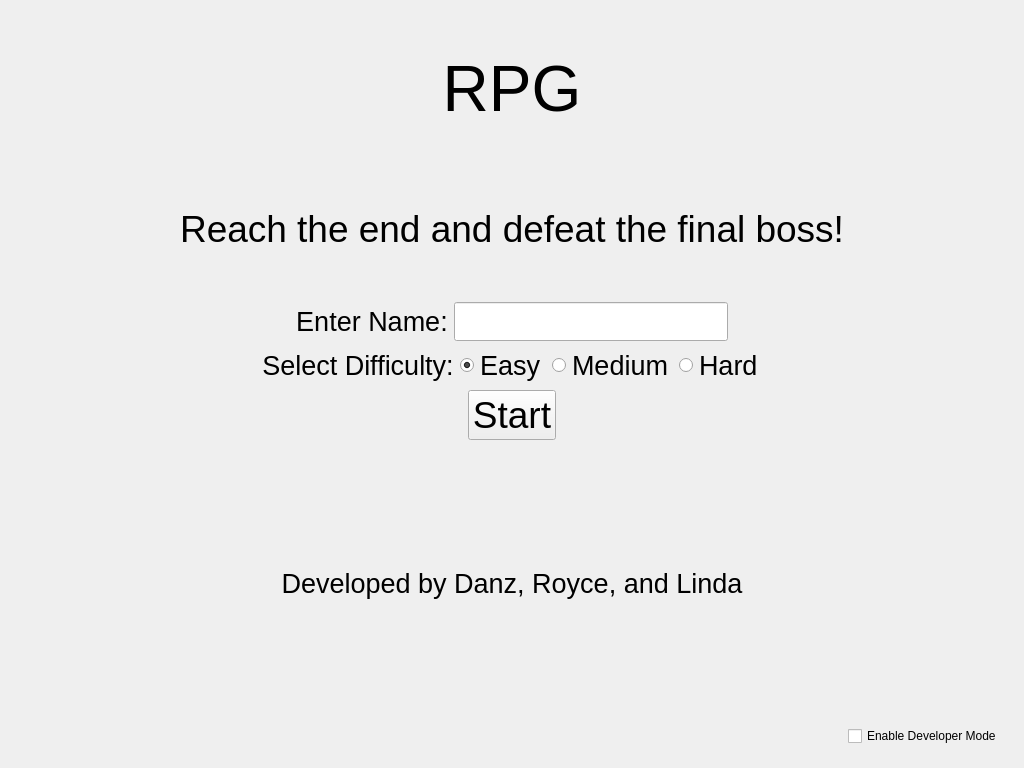
This is mainwindow.ui in danzmoses/cs100-project as Qt 5 draws it before an edit. The edited form follows.
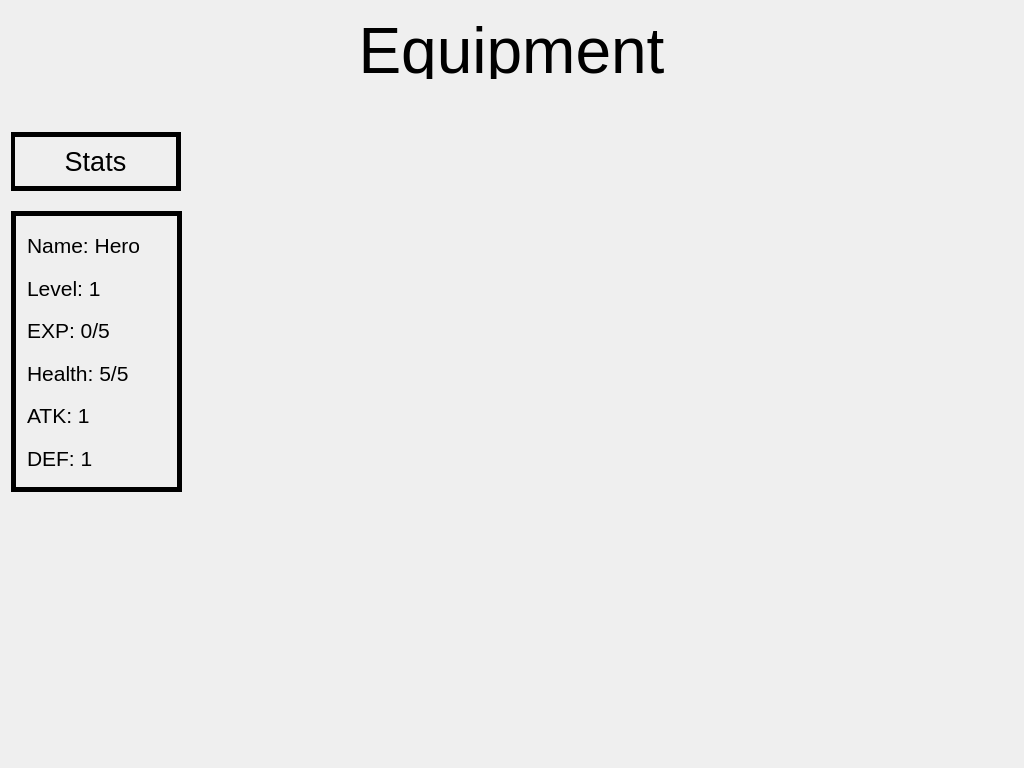
This is the edited form. The open tabs and pages were chosen to show the change.

Commit message: Area 1 filled with 10 enemies - Random chance to be Green Slime, Red Slime, or Goblin

What changed in the file:
```diff
--- a/mainwindow.ui
+++ b/mainwindow.ui
@@ -2552,6 +2552,702 @@
         </property>
        </widget>
       </widget>
+      <widget class="QWidget" name="shop_page">
+       <widget class="QFrame" name="frame_9">
+        <property name="geometry">
+         <rect>
+          <x>10</x>
+          <y>380</y>
+          <width>351</width>
+          <height>59</height>
+         </rect>
+        </property>
+        <property name="palette">
+         <palette>
+          <active>
+           <colorrole role="Base">
+            <brush brushstyle="SolidPattern">
+             <color alpha="255">
+              <red>51</red>
+              <green>51</green>
+              <blue>51</blue>
+             </color>
+            </brush>
+           </colorrole>
+           <colorrole role="Window">
+            <brush brushstyle="SolidPattern">
+             <color alpha="255">
+              <red>255</red>
+              <green>255</green>
+              <blue>255</blue>
+             </color>
+            </brush>
+           </colorrole>
+           <colorrole role="Shadow">
+            <brush brushstyle="SolidPattern">
+             <color alpha="255">
+              <red>0</red>
+              <green>0</green>
+              <blue>0</blue>
+             </color>
+            </brush>
+           </colorrole>
+          </active>
+          <inactive>
+           <colorrole role="Base">
+            <brush brushstyle="SolidPattern">
+             <color alpha="255">
+              <red>51</red>
+              <green>51</green>
+              <blue>51</blue>
+             </color>
+            </brush>
+           </colorrole>
+           <colorrole role="Window">
+            <brush brushstyle="SolidPattern">
+             <color alpha="255">
+              <red>255</red>
+              <green>255</green>
+              <blue>255</blue>
+             </color>
+            </brush>
+           </colorrole>
+           <colorrole role="Shadow">
+            <brush brushstyle="SolidPattern">
+             <color alpha="255">
+              <red>0</red>
+              <green>0</green>
+              <blue>0</blue>
+             </color>
+            </brush>
+           </colorrole>
+          </inactive>
+          <disabled>
+           <colorrole role="Base">
+            <brush brushstyle="SolidPattern">
+             <color alpha="255">
+              <red>255</red>
+              <green>255</green>
+              <blue>255</blue>
+             </color>
+            </brush>
+           </colorrole>
+           <colorrole role="Window">
+            <brush brushstyle="SolidPattern">
+             <color alpha="255">
+              <red>255</red>
+              <green>255</green>
+              <blue>255</blue>
+             </color>
+            </brush>
+           </colorrole>
+           <colorrole role="Shadow">
+            <brush brushstyle="SolidPattern">
+             <color alpha="255">
+              <red>0</red>
+              <green>0</green>
+              <blue>0</blue>
+             </color>
+            </brush>
+           </colorrole>
+          </disabled>
+         </palette>
+        </property>
+        <property name="toolTipDuration">
+         <number>1</number>
+        </property>
+        <property name="autoFillBackground">
+         <bool>false</bool>
+        </property>
+        <property name="frameShape">
+         <enum>QFrame::Box</enum>
+        </property>
+        <property name="frameShadow">
+         <enum>QFrame::Plain</enum>
+        </property>
+        <property name="lineWidth">
+         <number>5</number>
+        </property>
+        <layout class="QVBoxLayout" name="verticalLayout_17">
+         <item>
+          <layout class="QVBoxLayout" name="verticalLayout_19">
+           <item>
+            <widget class="QLabel" name="start_menu_goal_label_30">
+             <property name="font">
+              <font>
+               <pointsize>20</pointsize>
+              </font>
+             </property>
+             <property name="text">
+              <string>Current Equipment</string>
+             </property>
+             <property name="alignment">
+              <set>Qt::AlignCenter</set>
+             </property>
+            </widget>
+           </item>
+          </layout>
+         </item>
+        </layout>
+       </widget>
+       <widget class="QFrame" name="frame_13">
+        <property name="geometry">
+         <rect>
+          <x>6</x>
+          <y>459</y>
+          <width>351</width>
+          <height>281</height>
+         </rect>
+        </property>
+        <property name="palette">
+         <palette>
+          <active>
+           <colorrole role="Base">
+            <brush brushstyle="SolidPattern">
+             <color alpha="255">
+              <red>51</red>
+              <green>51</green>
+              <blue>51</blue>
+             </color>
+            </brush>
+           </colorrole>
+           <colorrole role="Window">
+            <brush brushstyle="SolidPattern">
+             <color alpha="255">
+              <red>255</red>
+              <green>255</green>
+              <blue>255</blue>
+             </color>
+            </brush>
+           </colorrole>
+           <colorrole role="Shadow">
+            <brush brushstyle="SolidPattern">
+             <color alpha="255">
+              <red>0</red>
+              <green>0</green>
+              <blue>0</blue>
+             </color>
+            </brush>
+           </colorrole>
+          </active>
+          <inactive>
+           <colorrole role="Base">
+            <brush brushstyle="SolidPattern">
+             <color alpha="255">
+              <red>51</red>
+              <green>51</green>
+              <blue>51</blue>
+             </color>
+            </brush>
+           </colorrole>
+           <colorrole role="Window">
+            <brush brushstyle="SolidPattern">
+             <color alpha="255">
+              <red>255</red>
+              <green>255</green>
+              <blue>255</blue>
+             </color>
+            </brush>
+           </colorrole>
+           <colorrole role="Shadow">
+            <brush brushstyle="SolidPattern">
+             <color alpha="255">
+              <red>0</red>
+              <green>0</green>
+              <blue>0</blue>
+             </color>
+            </brush>
+           </colorrole>
+          </inactive>
+          <disabled>
+           <colorrole role="Base">
+            <brush brushstyle="SolidPattern">
+             <color alpha="255">
+              <red>255</red>
+              <green>255</green>
+              <blue>255</blue>
+             </color>
+            </brush>
+           </colorrole>
+           <colorrole role="Window">
+            <brush brushstyle="SolidPattern">
+             <color alpha="255">
+              <red>255</red>
+              <green>255</green>
+              <blue>255</blue>
+             </color>
+            </brush>
+           </colorrole>
+           <colorrole role="Shadow">
+            <brush brushstyle="SolidPattern">
+             <color alpha="255">
+              <red>0</red>
+              <green>0</green>
+              <blue>0</blue>
+             </color>
+            </brush>
+           </colorrole>
+          </disabled>
+         </palette>
+        </property>
+        <property name="toolTipDuration">
+         <number>1</number>
+        </property>
+        <property name="autoFillBackground">
+         <bool>false</bool>
+        </property>
+        <property name="frameShape">
+         <enum>QFrame::Box</enum>
+        </property>
+        <property name="frameShadow">
+         <enum>QFrame::Plain</enum>
+        </property>
+        <property name="lineWidth">
+         <number>5</number>
+        </property>
+        <layout class="QVBoxLayout" name="verticalLayout_22">
+         <item>
+          <layout class="QVBoxLayout" name="verticalLayout_23">
+           <item>
+            <widget class="QLabel" name="start_menu_goal_label_35">
+             <property name="font">
+              <font>
+               <pointsize>20</pointsize>
+              </font>
+             </property>
+             <property name="text">
+              <string>Sword: Wooden</string>
+             </property>
+            </widget>
+           </item>
+           <item>
+            <widget class="QLabel" name="start_menu_goal_label_36">
+             <property name="font">
+              <font>
+               <pointsize>20</pointsize>
+              </font>
+             </property>
+             <property name="text">
+              <string>Shield: Wooden</string>
+             </property>
+            </widget>
+           </item>
+           <item>
+            <widget class="QLabel" name="start_menu_goal_label_37">
+             <property name="font">
+              <font>
+               <pointsize>20</pointsize>
+              </font>
+             </property>
+             <property name="text">
+              <string>Armor: &lt;None&gt;</string>
+             </property>
+            </widget>
+           </item>
+           <item>
+            <widget class="QLabel" name="start_menu_goal_label_38">
+             <property name="font">
+              <font>
+               <pointsize>20</pointsize>
+              </font>
+             </property>
+             <property name="text">
+              <string>Boots: &lt;None&gt;</string>
+             </property>
+            </widget>
+           </item>
+          </layout>
+         </item>
+        </layout>
+       </widget>
+       <widget class="QWidget" name="horizontalLayoutWidget_16">
+        <property name="geometry">
+         <rect>
+          <x>0</x>
+          <y>0</y>
+          <width>1001</width>
+          <height>79</height>
+         </rect>
+        </property>
+        <layout class="QHBoxLayout" name="start_menu_title_layout_4">
+         <item>
+          <widget class="QLabel" name="start_menu_title_label_4">
+           <property name="font">
+            <font>
+             <pointsize>48</pointsize>
+            </font>
+           </property>
+           <property name="text">
+            <string>Shop</string>
+           </property>
+           <property name="alignment">
+            <set>Qt::AlignCenter</set>
+           </property>
+          </widget>
+         </item>
+        </layout>
+       </widget>
+      </widget>
+      <widget class="QWidget" name="equipment_page">
+       <widget class="QWidget" name="horizontalLayoutWidget_17">
+        <property name="geometry">
+         <rect>
+          <x>0</x>
+          <y>0</y>
+          <width>1001</width>
+          <height>79</height>
+         </rect>
+        </property>
+        <layout class="QHBoxLayout" name="start_menu_title_layout_7">
+         <item>
+          <widget class="QLabel" name="start_menu_title_label_14">
+           <property name="font">
+            <font>
+             <pointsize>48</pointsize>
+            </font>
+           </property>
+           <property name="text">
+            <string>Equipment</string>
+           </property>
+           <property name="alignment">
+            <set>Qt::AlignCenter</set>
+           </property>
+          </widget>
+         </item>
+        </layout>
+       </widget>
+       <widget class="QFrame" name="frame_14">
+        <property name="geometry">
+         <rect>
+          <x>-1</x>
+          <y>121</y>
+          <width>171</width>
+          <height>59</height>
+         </rect>
+        </property>
+        <property name="palette">
+         <palette>
+          <active>
+           <colorrole role="Base">
+            <brush brushstyle="SolidPattern">
+             <color alpha="255">
+              <red>51</red>
+              <green>51</green>
+              <blue>51</blue>
+             </color>
+            </brush>
+           </colorrole>
+           <colorrole role="Window">
+            <brush brushstyle="SolidPattern">
+             <color alpha="255">
+              <red>255</red>
+              <green>255</green>
+              <blue>255</blue>
+             </color>
+            </brush>
+           </colorrole>
+           <colorrole role="Shadow">
+            <brush brushstyle="SolidPattern">
+             <color alpha="255">
+              <red>0</red>
+              <green>0</green>
+              <blue>0</blue>
+             </color>
+            </brush>
+           </colorrole>
+          </active>
+          <inactive>
+           <colorrole role="Base">
+            <brush brushstyle="SolidPattern">
+             <color alpha="255">
+              <red>51</red>
+              <green>51</green>
+              <blue>51</blue>
+             </color>
+            </brush>
+           </colorrole>
+           <colorrole role="Window">
+            <brush brushstyle="SolidPattern">
+             <color alpha="255">
+              <red>255</red>
+              <green>255</green>
+              <blue>255</blue>
+             </color>
+            </brush>
+           </colorrole>
+           <colorrole role="Shadow">
+            <brush brushstyle="SolidPattern">
+             <color alpha="255">
+              <red>0</red>
+              <green>0</green>
+              <blue>0</blue>
+             </color>
+            </brush>
+           </colorrole>
+          </inactive>
+          <disabled>
+           <colorrole role="Base">
+            <brush brushstyle="SolidPattern">
+             <color alpha="255">
+              <red>255</red>
+              <green>255</green>
+              <blue>255</blue>
+             </color>
+            </brush>
+           </colorrole>
+           <colorrole role="Window">
+            <brush brushstyle="SolidPattern">
+             <color alpha="255">
+              <red>255</red>
+              <green>255</green>
+              <blue>255</blue>
+             </color>
+            </brush>
+           </colorrole>
+           <colorrole role="Shadow">
+            <brush brushstyle="SolidPattern">
+             <color alpha="255">
+              <red>0</red>
+              <green>0</green>
+              <blue>0</blue>
+             </color>
+            </brush>
+           </colorrole>
+          </disabled>
+         </palette>
+        </property>
+        <property name="toolTipDuration">
+         <number>1</number>
+        </property>
+        <property name="autoFillBackground">
+         <bool>false</bool>
+        </property>
+        <property name="frameShape">
+         <enum>QFrame::Box</enum>
+        </property>
+        <property name="frameShadow">
+         <enum>QFrame::Plain</enum>
+        </property>
+        <property name="lineWidth">
+         <number>5</number>
+        </property>
+        <layout class="QVBoxLayout" name="verticalLayout_24">
+         <item>
+          <layout class="QVBoxLayout" name="verticalLayout_26">
+           <item>
+            <widget class="QLabel" name="start_menu_goal_label_39">
+             <property name="font">
+              <font>
+               <pointsize>20</pointsize>
+              </font>
+             </property>
+             <property name="text">
+              <string>Stats</string>
+             </property>
+             <property name="alignment">
+              <set>Qt::AlignCenter</set>
+             </property>
+            </widget>
+           </item>
+          </layout>
+         </item>
+        </layout>
+       </widget>
+       <widget class="QFrame" name="frame_15">
+        <property name="geometry">
+         <rect>
+          <x>0</x>
+          <y>200</y>
+          <width>171</width>
+          <height>281</height>
+         </rect>
+        </property>
+        <property name="palette">
+         <palette>
+          <active>
+           <colorrole role="Base">
+            <brush brushstyle="SolidPattern">
+             <color alpha="255">
+              <red>51</red>
+              <green>51</green>
+              <blue>51</blue>
+             </color>
+            </brush>
+           </colorrole>
+           <colorrole role="Window">
+            <brush brushstyle="SolidPattern">
+             <color alpha="255">
+              <red>255</red>
+              <green>255</green>
+              <blue>255</blue>
+             </color>
+            </brush>
+           </colorrole>
+           <colorrole role="Shadow">
+            <brush brushstyle="SolidPattern">
+             <color alpha="255">
+              <red>0</red>
+              <green>0</green>
+              <blue>0</blue>
+             </color>
+            </brush>
+           </colorrole>
+          </active>
+          <inactive>
+           <colorrole role="Base">
+            <brush brushstyle="SolidPattern">
+             <color alpha="255">
+              <red>51</red>
+              <green>51</green>
+              <blue>51</blue>
+             </color>
+            </brush>
+           </colorrole>
+           <colorrole role="Window">
+            <brush brushstyle="SolidPattern">
+             <color alpha="255">
+              <red>255</red>
+              <green>255</green>
+              <blue>255</blue>
+             </color>
+            </brush>
+           </colorrole>
+           <colorrole role="Shadow">
+            <brush brushstyle="SolidPattern">
+             <color alpha="255">
+              <red>0</red>
+              <green>0</green>
+              <blue>0</blue>
+             </color>
+            </brush>
+           </colorrole>
+          </inactive>
+          <disabled>
+           <colorrole role="Base">
+            <brush brushstyle="SolidPattern">
+             <color alpha="255">
+              <red>255</red>
+              <green>255</green>
+              <blue>255</blue>
+             </color>
+            </brush>
+           </colorrole>
+           <colorrole role="Window">
+            <brush brushstyle="SolidPattern">
+             <color alpha="255">
+              <red>255</red>
+              <green>255</green>
+              <blue>255</blue>
+             </color>
+            </brush>
+           </colorrole>
+           <colorrole role="Shadow">
+            <brush brushstyle="SolidPattern">
+             <color alpha="255">
+              <red>0</red>
+              <green>0</green>
+              <blue>0</blue>
+             </color>
+            </brush>
+           </colorrole>
+          </disabled>
+         </palette>
+        </property>
+        <property name="toolTipDuration">
+         <number>1</number>
+        </property>
+        <property name="autoFillBackground">
+         <bool>false</bool>
+        </property>
+        <property name="frameShape">
+         <enum>QFrame::Box</enum>
+        </property>
+        <property name="frameShadow">
+         <enum>QFrame::Plain</enum>
+        </property>
+        <property name="lineWidth">
+         <number>5</number>
+        </property>
+        <layout class="QHBoxLayout" name="horizontalLayout_5">
+         <item>
+          <layout class="QVBoxLayout" name="verticalLayout_27">
+           <item>
+            <widget class="QLabel" name="main_menu_name_2">
+             <property name="font">
+              <font>
+               <pointsize>16</pointsize>
+              </font>
+             </property>
+             <property name="text">
+              <string>Name: Hero</string>
+             </property>
+            </widget>
+           </item>
+           <item>
+            <widget class="QLabel" name="main_menu_level_2">
+             <property name="font">
+              <font>
+               <pointsize>16</pointsize>
+              </font>
+             </property>
+             <property name="text">
+              <string>Level: 1</string>
+             </property>
+            </widget>
+           </item>
+           <item>
+            <widget class="QLabel" name="main_menu_exp_2">
+             <property name="font">
+              <font>
+               <pointsize>16</pointsize>
+              </font>
+             </property>
+             <property name="text">
+              <string>EXP: 0/5</string>
+             </property>
+            </widget>
+           </item>
+           <item>
+            <widget class="QLabel" name="main_menu_health_2">
+             <property name="font">
+              <font>
+               <pointsize>16</pointsize>
+              </font>
+             </property>
+             <property name="text">
+              <string>Health: 5/5</string>
+             </property>
+            </widget>
+           </item>
+           <item>
+            <widget class="QLabel" name="main_menu_attack_2">
+             <property name="font">
+              <font>
+               <pointsize>16</pointsize>
+              </font>
+             </property>
+             <property name="text">
+              <string>ATK: 1</string>
+             </property>
+            </widget>
+           </item>
+           <item>
+            <widget class="QLabel" name="main_menu_defense_2">
+             <property name="font">
+              <font>
+               <pointsize>16</pointsize>
+              </font>
+             </property>
+             <property name="text">
+              <string>DEF: 1</string>
+             </property>
+            </widget>
+           </item>
+          </layout>
+         </item>
+        </layout>
+       </widget>
+      </widget>
      </widget>
     </item>
    </layout>
```
Left out of the diff: 2 changed lines with no effect on the pictures. The commit also changes 2 other files.
